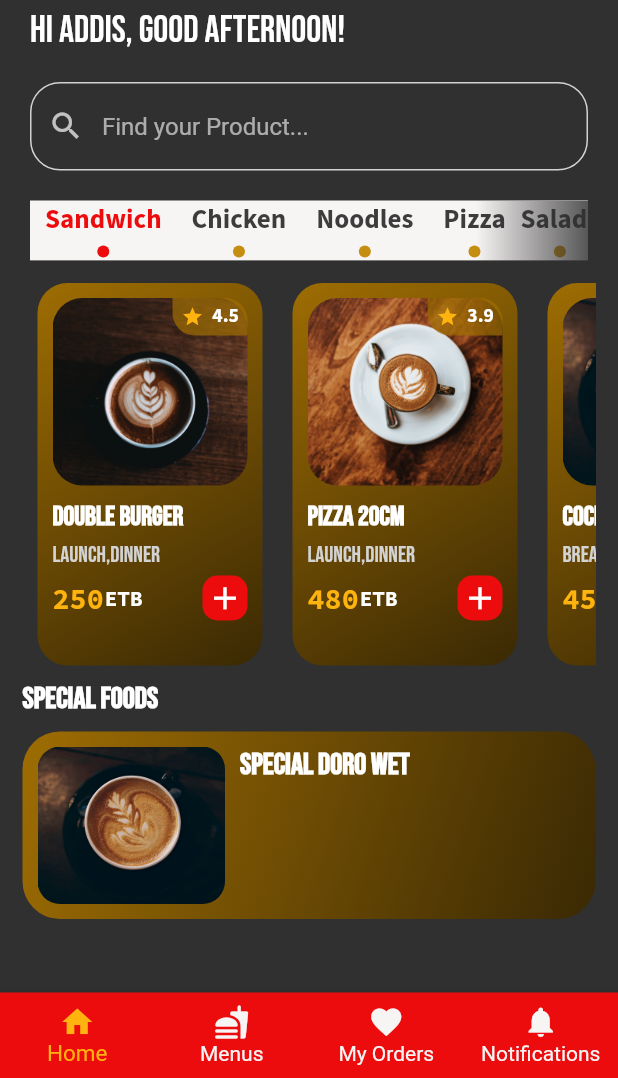
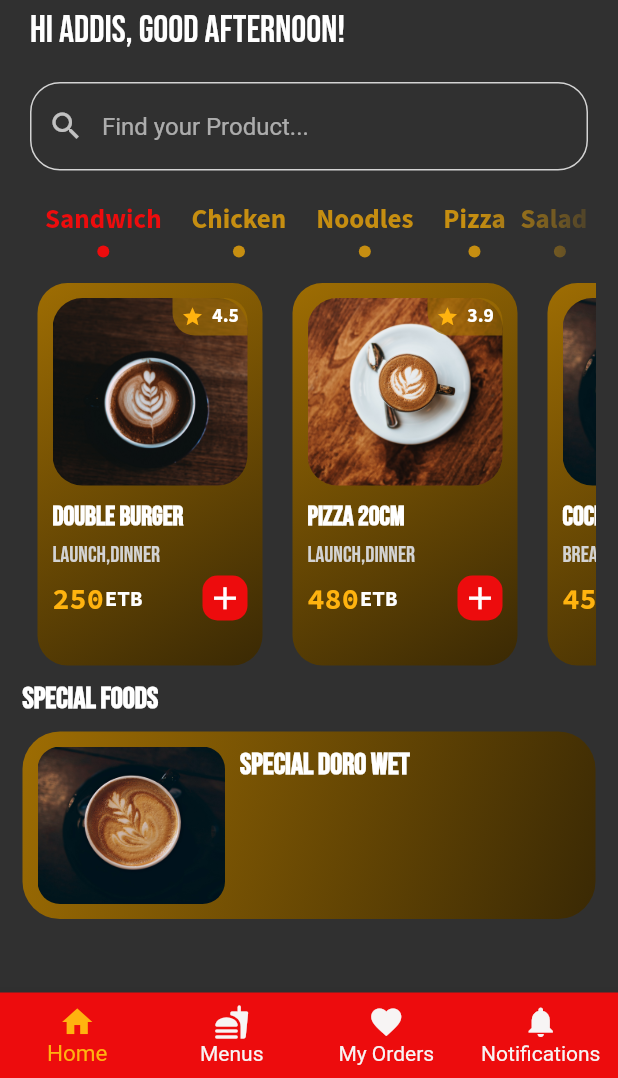
Before and after one commit to addispupi/doro_mart_app, a Flutter app: the DashboardPage screen opened directly, on a phone screen of 412 x 824 dp, the part 158-1236 px from its top. Run offline on Flutter 3.47's test engine with Material 2 defaults, Android fonts, the phone set to English and light mode, and no system bars; our stand-ins replace glassmorphism_ui, google_fonts; statements that could not run were skipped.

Commit message:
Dashboard - Updated

```diff
--- a/lib/dashboard_page.dart
+++ b/lib/pages/dashboard_page.dart
@@ -4,7 +4,7 @@ import 'package:DoroMart/widgets/search_bar.dart';
 import 'package:flutter/material.dart';
 import 'package:google_fonts/google_fonts.dart';
 
-import 'constants/color_palette.dart';
+import '../constants/color_palette.dart';
 
 class DashboardPage extends StatefulWidget {
   const DashboardPage({super.key});
@@ -170,9 +170,8 @@ class _DashboardPageState extends State<DashboardPage> {
                               colors: <Color>[Colors.black, Colors.transparent])
                           .createShader(bounds);
                     },
-                  blendMode: BlendMode.dstATop,
+                    blendMode: BlendMode.dstIn,
                     child: Container(
-                    color: ColorPalette().scaffoldBg,
                         width: MediaQuery.of(context).size.width - 35.0,
                         height: 40.0,
                         child: ListView(
@@ -188,10 +187,8 @@ class _DashboardPageState extends State<DashboardPage> {
                               }
                             }).toList()
                           ],
-                    ),
-                  ),
-                ),
-              ),
+                        )),
+                  )),
               SizedBox(height: 10.0),
 
               // Products
@@ -302,7 +299,7 @@ class _DashboardPageState extends State<DashboardPage> {
                     fontWeight: FontWeight.bold,
                     color: product == selectedItem
                         ? ColorPalette().secondaryColor
-                        : ColorPalette().textColor,
+                        : ColorPalette().primaryColor,
                     fontSize: 18.0),
               ),
             ),
```
Lines whose indentation alone changed are shown as unchanged.
